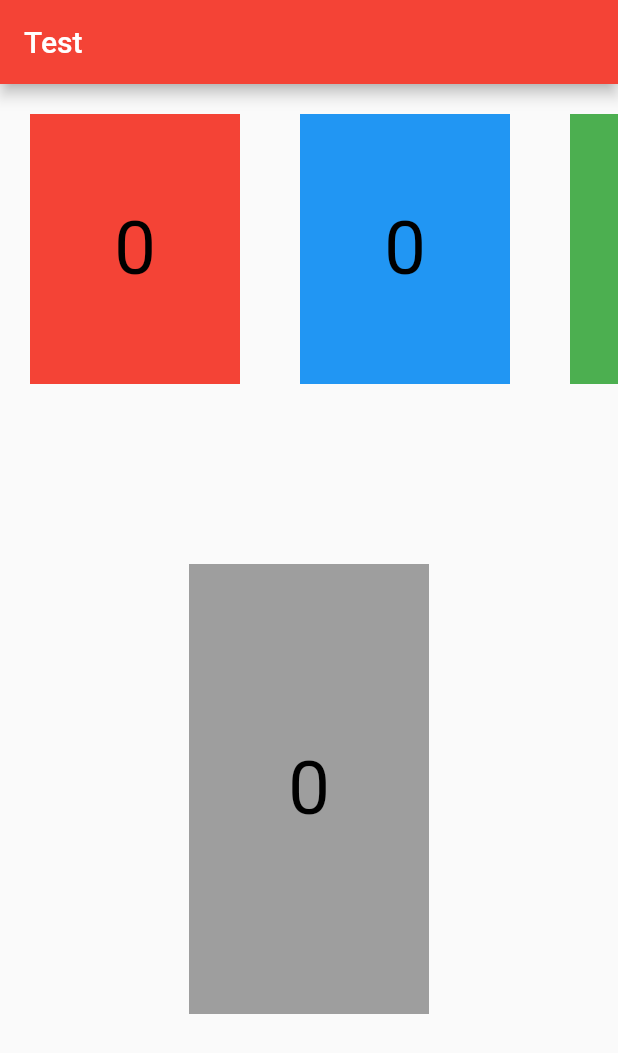
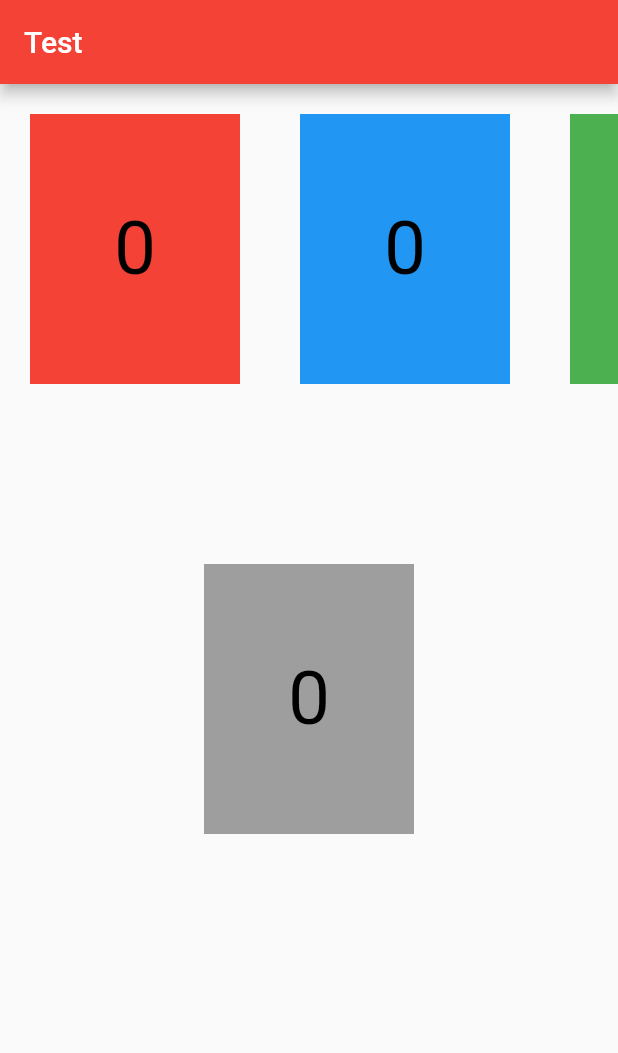
Before and after one commit to dinhan1192/FlutterExamTestForComp, a Flutter app: the screen it shows after launch, on a phone screen of 412 x 824 dp. Shown: the top 1053 px of the screen. Run offline on Flutter 3.47's test engine with Material 2 defaults, Android fonts, the phone set to English and light mode, and no system bars; our stand-ins replace flutter_tts.

Commit message:
commit change

```diff
--- a/flutterbuildbase_app/lib/screens/UI/main_screen.dart
+++ b/flutterbuildbase_app/lib/screens/UI/main_screen.dart
@@ -179,7 +179,8 @@ class _MainScreenState extends State<MainScreen> {
                 ),
               ),
               Expanded(flex: 2, child: Container()),
-              Expanded(flex: 5, child: theChangedContainer())
+              Expanded(flex: 3, child: theChangedContainer()),
+              Expanded(flex: 2, child: Container())
             ],
           )),
     );
@@ -208,7 +209,7 @@ class _MainScreenState extends State<MainScreen> {
         });
       },
       child: Container(
-        width: 160,
+        width: 140,
         margin: const EdgeInsets.only(left: 20.0, right: 20.0),
         color: colorOfChangedContainer,
         child: Row(
```
